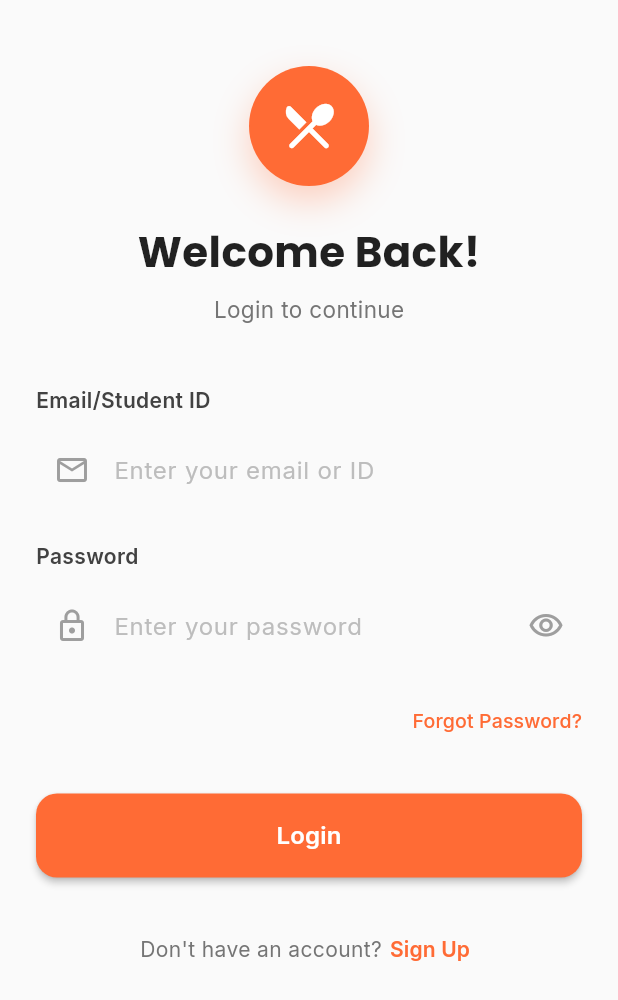
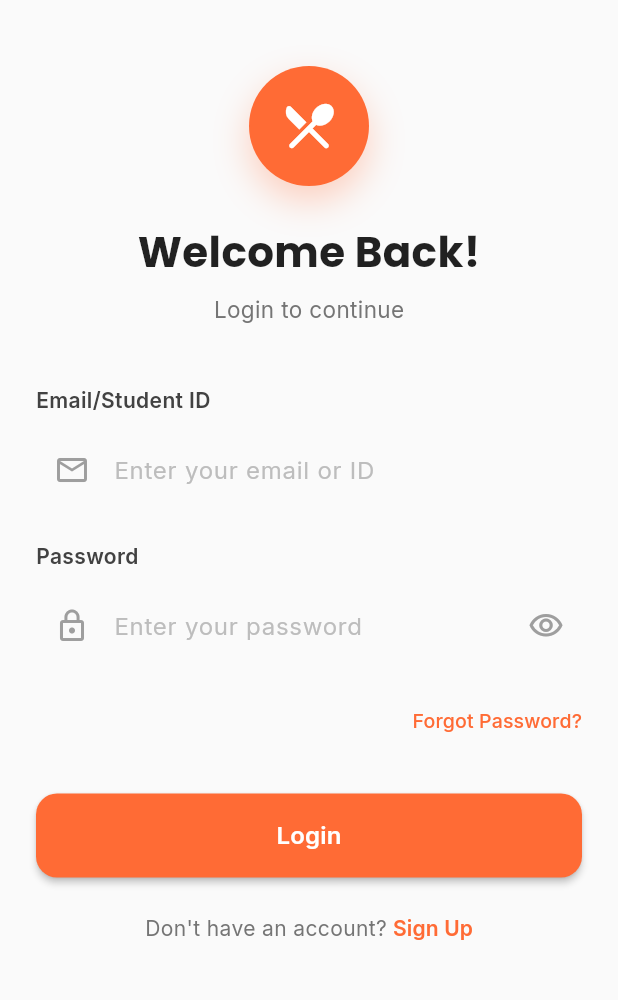
Before and after one commit to miclearnstocode/canteen_ordering_app, a Flutter app: the screen it shows after launch, on a phone screen of 412 x 824 dp. Shown: the top 1000 px of the screen. Run offline on Flutter 3.47's test engine with Material 3 defaults, Android fonts, the phone set to English and light mode, and no system bars; our stand-ins replace cloud_firestore, firebase_auth, firebase_core, google_fonts, google_sign_in; accounts and stored records are empty.

Commit message:
fix the login navigation

```diff
--- a/lib/auth_gate.dart
+++ b/lib/auth_gate.dart
@@ -3,7 +3,7 @@ import 'package:flutter/material.dart';
 import 'package:firebase_auth/firebase_auth.dart';
 import 'services/auth_service.dart';
 import 'pages/login_page.dart';
-import 'pages/menu_page.dart';
+import 'pages/home_dashboard.dart';
 
 class AuthGate extends StatelessWidget {
   const AuthGate({super.key});
@@ -18,13 +18,15 @@ class AuthGate extends StatelessWidget {
         if (snapshot.connectionState == ConnectionState.waiting) {
           return const Scaffold(
             body: Center(
-              child: CircularProgressIndicator(),
+              child: CircularProgressIndicator(
+                color: Color(0xFFFF6B35),
+              ),
             ),
           );
         }
 
         if (snapshot.hasData) {
-          return const MenuPage();
+          return const HomeDashboard();
         }
 
         return const LoginPage();
--- a/lib/main.dart
+++ b/lib/main.dart
@@ -1,3 +1,4 @@
+// lib/main.dart
 import 'package:flutter/material.dart';
 import 'package:google_fonts/google_fonts.dart';
 import 'package:firebase_core/firebase_core.dart';
@@ -34,6 +35,12 @@ class CanteenApp extends StatelessWidget {
         colorSchemeSeed: const Color(0xFFFF6B35),
         scaffoldBackgroundColor: const Color(0xFFFAFAFA),
         fontFamily: GoogleFonts.inter().fontFamily,
+        appBarTheme: const AppBarTheme(
+          elevation: 0,
+          centerTitle: true,
+          backgroundColor: Colors.white,
+          foregroundColor: Colors.black87,
+        ),
       ),
       home: const SplashScreen(),
       routes: {
--- a/lib/pages/login_page.dart
+++ b/lib/pages/login_page.dart
@@ -259,17 +259,23 @@ class _LoginPageState extends State<LoginPage> {
               ),
               const SizedBox(height: 24),
 
-              // Register Link
+              // Register Link - Fixed
               Row(
                 mainAxisAlignment: MainAxisAlignment.center,
                 children: [
-                  Text(
+                  Flexible(
+                    child: Text(
                       "Don't have an account?",
                       style: GoogleFonts.inter(
                         color: Colors.grey[600],
+                        fontSize: 14,
+                      ),
+                      overflow: TextOverflow.ellipsis,
                     ),
                   ),
-                  TextButton(
+                  const SizedBox(width: 4),
+                  Flexible(
+                    child: TextButton(
                       onPressed: () {
                         Navigator.push(
                           context,
@@ -279,18 +285,23 @@ class _LoginPageState extends State<LoginPage> {
                         );
                       },
                       style: TextButton.styleFrom(
-                      padding: const EdgeInsets.symmetric(horizontal: 4),
+                        padding: EdgeInsets.zero,
+                        minimumSize: Size.zero,
+                        tapTargetSize: MaterialTapTargetSize.shrinkWrap,
                       ),
                       child: Text(
                         'Sign Up',
                         style: GoogleFonts.inter(
                           color: const Color(0xFFFF6B35),
                           fontWeight: FontWeight.w600,
+                          fontSize: 14,
+                        ),
                       ),
                     ),
                   ),
                 ],
               ),
+              const SizedBox(height: 20),
             ],
           ),
         ),
```
Lines whose indentation alone changed are shown as unchanged.
